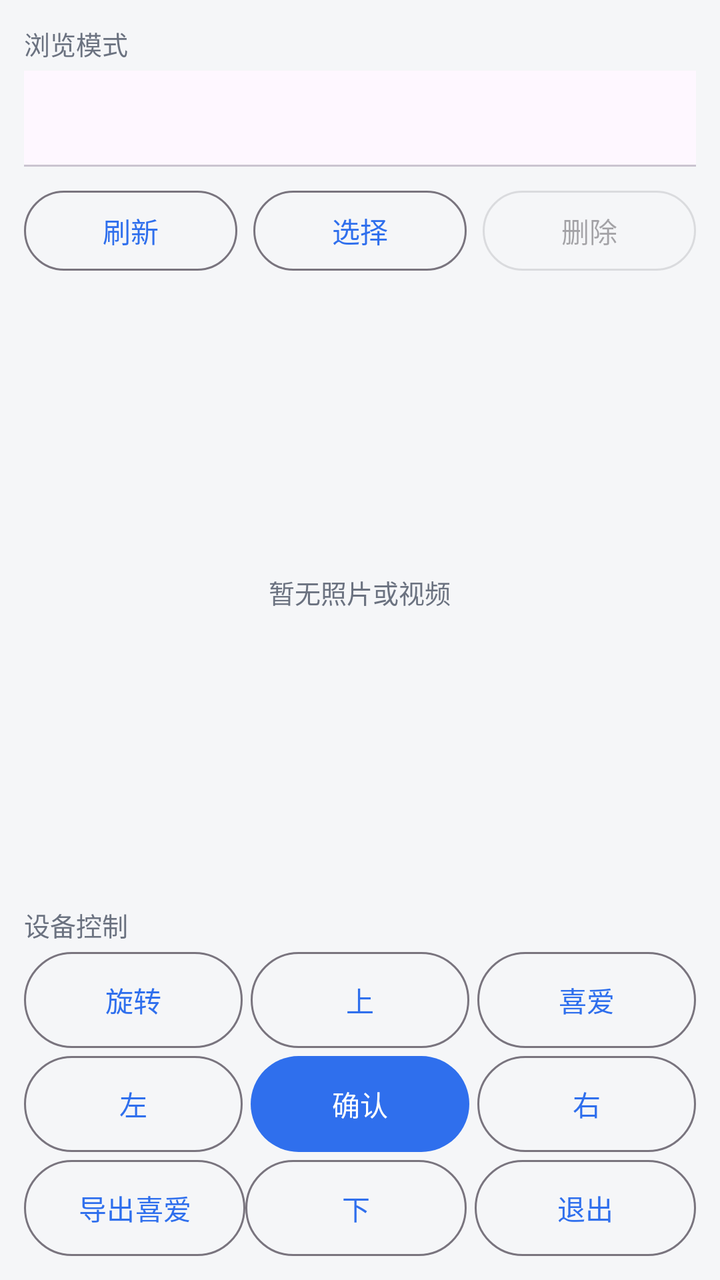
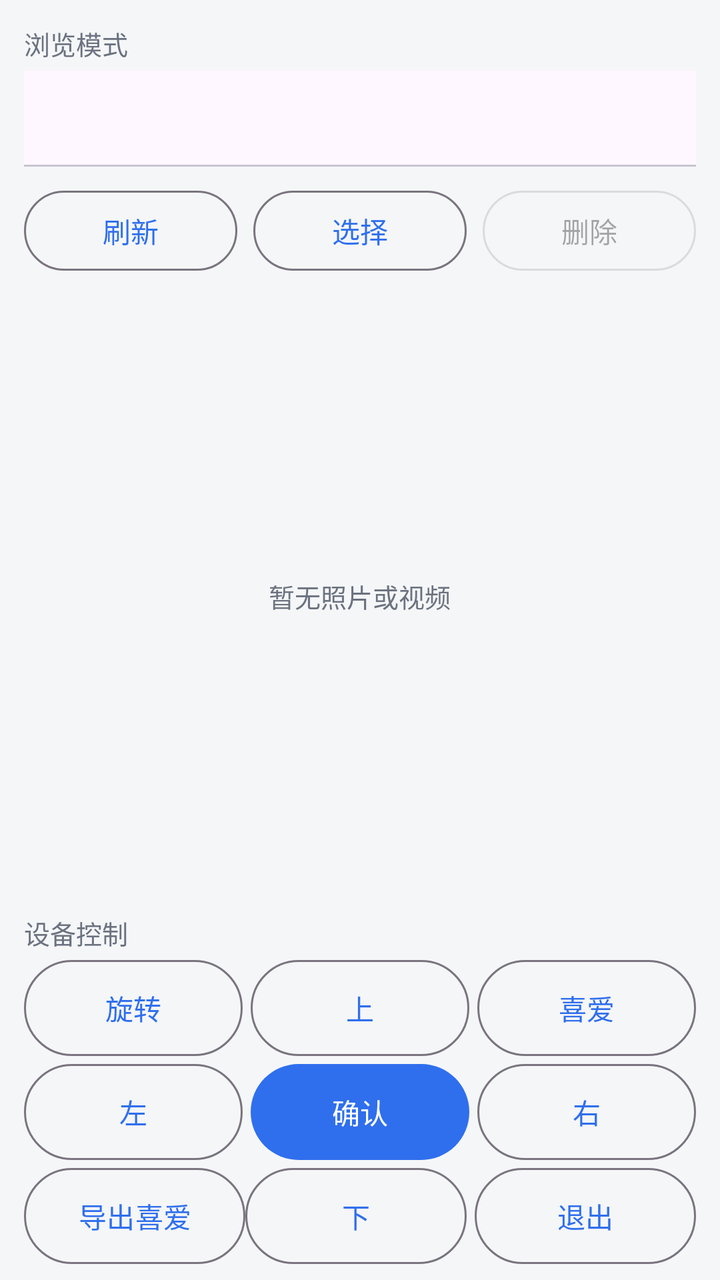

Compare the two renders of this Android layout. The source of the first and the diff that turns it into the second are given below.
<!-- AndroidManifest.xml: application theme Theme.LightShadowArtPhone -->
<!-- res/layout/view_space.xml -->
<?xml version="1.0" encoding="utf-8"?>
<LinearLayout xmlns:android="http://schemas.android.com/apk/res/android"
    xmlns:app="http://schemas.android.com/apk/res-auto"
    android:layout_width="match_parent"
    android:layout_height="match_parent"
    android:orientation="vertical"
    android:paddingStart="12dp"
    android:paddingTop="12dp"
    android:paddingEnd="12dp"
    android:paddingBottom="8dp">

    <TextView
        style="@style/Text.Hint"
        android:layout_width="wrap_content"
        android:layout_height="wrap_content"
        android:text="@string/space_browse_mode" />

    
    <com.google.android.material.tabs.TabLayout
        android:id="@+id/tabs_browse_mode"
        android:layout_width="match_parent"
        android:layout_height="wrap_content"
        android:layout_marginTop="4dp"
        app:tabGravity="fill"
        app:tabIndicatorFullWidth="false"
        app:tabMode="fixed" />

    <LinearLayout
        android:layout_width="match_parent"
        android:layout_height="wrap_content"
        android:layout_marginTop="8dp"
        android:orientation="horizontal">

        <com.google.android.material.button.MaterialButton
            android:id="@+id/btn_space_refresh"
            style="@style/Widget.Material3.Button.OutlinedButton"
            android:layout_width="0dp"
            android:layout_height="match_parent"
            android:minHeight="48dp"
            android:layout_weight="1"
            android:text="@string/space_refresh" />

        <com.google.android.material.button.MaterialButton
            android:id="@+id/btn_space_select"
            style="@style/Widget.Material3.Button.OutlinedButton"
            android:layout_width="0dp"
            android:layout_height="match_parent"
            android:minHeight="48dp"
            android:layout_marginStart="8dp"
            android:layout_weight="1"
            android:text="@string/space_select" />

        <com.google.android.material.button.MaterialButton
            android:id="@+id/btn_space_delete"
            style="@style/Widget.Material3.Button.OutlinedButton"
            android:layout_width="0dp"
            android:layout_height="match_parent"
            android:minHeight="48dp"
            android:layout_marginStart="8dp"
            android:layout_weight="1"
            android:enabled="false"
            android:text="@string/space_delete" />
    </LinearLayout>

    <FrameLayout
        android:layout_width="match_parent"
        android:layout_height="0dp"
        android:layout_marginTop="8dp"
        android:layout_weight="1">

        <androidx.recyclerview.widget.RecyclerView
            android:id="@+id/recycler_media"
            android:layout_width="match_parent"
            android:layout_height="match_parent"
            android:clipToPadding="false" />

        <TextView
            android:id="@+id/tv_media_empty"
            style="@style/Text.Hint"
            android:layout_width="wrap_content"
            android:layout_height="wrap_content"
            android:layout_gravity="center"
            android:text="@string/space_empty" />
    </FrameLayout>

    <TextView
        style="@style/Text.Hint"
        android:layout_width="wrap_content"
        android:layout_height="wrap_content"
        android:layout_marginTop="8dp"
        android:text="@string/space_control" />

    <LinearLayout
        android:layout_width="match_parent"
        android:layout_height="wrap_content"
        android:layout_marginTop="4dp"
        android:orientation="horizontal">

        
        <com.google.android.material.button.MaterialButton
            android:id="@+id/btn_ctrl_rotate"
            style="@style/Widget.Material3.Button.OutlinedButton"
            android:layout_width="0dp"
            android:layout_height="match_parent"
            android:minHeight="48dp"
            android:layout_weight="1"
            android:insetTop="0dp"
            android:insetBottom="0dp"
            android:minWidth="0dp"
            android:text="@string/space_control_rotate" />

        <com.google.android.material.button.MaterialButton
            android:id="@+id/btn_ctrl_up"
            style="@style/Widget.Material3.Button.OutlinedButton"
            android:layout_width="0dp"
            android:layout_height="match_parent"
            android:minHeight="48dp"
            android:layout_marginStart="4dp"
            android:layout_weight="1"
            android:insetTop="0dp"
            android:insetBottom="0dp"
            android:minWidth="0dp"
            android:text="@string/space_control_up" />

        
        <com.google.android.material.button.MaterialButton
            android:id="@+id/btn_ctrl_favourite"
            style="@style/Widget.Material3.Button.OutlinedButton"
            android:layout_width="0dp"
            android:layout_height="match_parent"
            android:minHeight="48dp"
            android:layout_marginStart="4dp"
            android:layout_weight="1"
            android:insetTop="0dp"
            android:insetBottom="0dp"
            android:minWidth="0dp"
            android:text="@string/space_favourite" />
    </LinearLayout>

    <LinearLayout
        android:layout_width="match_parent"
        android:layout_height="wrap_content"
        android:layout_marginTop="4dp"
        android:orientation="horizontal">

        <com.google.android.material.button.MaterialButton
            android:id="@+id/btn_ctrl_left"
            style="@style/Widget.Material3.Button.OutlinedButton"
            android:layout_width="0dp"
            android:layout_height="match_parent"
            android:minHeight="48dp"
            android:layout_weight="1"
            android:insetTop="0dp"
            android:insetBottom="0dp"
            android:minWidth="0dp"
            android:text="@string/space_control_left" />

        <com.google.android.material.button.MaterialButton
            android:id="@+id/btn_ctrl_confirm"
            android:layout_width="0dp"
            android:layout_height="match_parent"
            android:minHeight="48dp"
            android:layout_marginStart="4dp"
            android:layout_weight="1"
            android:insetTop="0dp"
            android:insetBottom="0dp"
            android:minWidth="0dp"
            android:text="@string/space_control_confirm" />

        <com.google.android.material.button.MaterialButton
            android:id="@+id/btn_ctrl_right"
            style="@style/Widget.Material3.Button.OutlinedButton"
            android:layout_width="0dp"
            android:layout_height="match_parent"
            android:minHeight="48dp"
            android:layout_marginStart="4dp"
            android:layout_weight="1"
            android:insetTop="0dp"
            android:insetBottom="0dp"
            android:minWidth="0dp"
            android:text="@string/space_control_right" />
    </LinearLayout>

    <LinearLayout
        android:layout_width="match_parent"
        android:layout_height="wrap_content"
        android:layout_marginTop="4dp"
        android:orientation="horizontal">

        
        <com.google.android.material.button.MaterialButton
            android:id="@+id/btn_space_export_fav"
            style="@style/Widget.Material3.Button.OutlinedButton"
            android:layout_width="0dp"
            android:layout_height="match_parent"
            android:minHeight="48dp"
            android:layout_weight="1"
            android:insetTop="0dp"
            android:insetBottom="0dp"
            android:minWidth="0dp"
            android:text="@string/space_export_fav" />

        <com.google.android.material.button.MaterialButton
            android:id="@+id/btn_ctrl_down"
            style="@style/Widget.Material3.Button.OutlinedButton"
            android:layout_width="0dp"
            android:layout_height="match_parent"
            android:minHeight="48dp"
            android:layout_weight="1"
            android:insetTop="0dp"
            android:insetBottom="0dp"
            android:minWidth="0dp"
            android:text="@string/space_control_down" />

        
        <com.google.android.material.button.MaterialButton
            android:id="@+id/btn_ctrl_exit"
            style="@style/Widget.Material3.Button.OutlinedButton"
            android:layout_width="0dp"
            android:layout_height="match_parent"
            android:minHeight="48dp"
            android:layout_marginStart="4dp"
            android:layout_weight="1"
            android:insetTop="0dp"
            android:insetBottom="0dp"
            android:minWidth="0dp"
            android:text="@string/space_control_exit" />
    </LinearLayout>

    
    <LinearLayout
        android:layout_width="match_parent"
        android:layout_height="wrap_content"
        android:layout_marginTop="4dp"
        android:orientation="horizontal">

        <com.google.android.material.button.MaterialButton
            android:id="@+id/btn_add_frame"
            style="@style/Widget.Material3.Button.OutlinedButton"
            android:layout_width="0dp"
            android:layout_height="match_parent"
            android:minHeight="48dp"
            android:layout_weight="1"
            android:insetTop="0dp"
            android:insetBottom="0dp"
            android:minWidth="0dp"
            android:text="@string/space_add_frame"
            android:visibility="gone" />

        <com.google.android.material.button.MaterialButton
            android:id="@+id/btn_frame_style"
            style="@style/Widget.Material3.Button.OutlinedButton"
            android:layout_width="0dp"
            android:layout_height="match_parent"
            android:minHeight="48dp"
            android:layout_marginStart="4dp"
            android:layout_weight="1"
            android:insetTop="0dp"
            android:insetBottom="0dp"
            android:minWidth="0dp"
            android:text="@string/space_frame_style"
            android:visibility="gone" />
    </LinearLayout>

</LinearLayout>
<!-- resources referenced by this layout -->
<resources>
  <string name="space_add_frame">添加边框</string>
  <string name="space_browse_mode">浏览模式</string>
  <string name="space_control">设备控制</string>
  <string name="space_control_confirm">确认</string>
  <string name="space_control_down">下</string>
  <string name="space_control_exit">退出</string>
  <string name="space_control_left">左</string>
  <string name="space_control_right">右</string>
  <string name="space_control_rotate">旋转</string>
  <string name="space_control_up">上</string>
  <string name="space_delete">删除</string>
  <string name="space_empty">暂无照片或视频</string>
  <string name="space_export_fav">导出喜爱</string>
  <string name="space_favourite">喜爱</string>
  <string name="space_frame_style">风格</string>
  <string name="space_refresh">刷新</string>
  <string name="space_select">选择</string>
  <style name="Text.Hint" parent="">
          <item name="android:textColor">@color/text_secondary</item>
          <item name="android:textSize">13sp</item>
      </style>
  <style name="Theme.LightShadowArtPhone" parent="Theme.Material3.Light.NoActionBar">
          <item name="colorPrimary">@color/primary</item>
          <item name="colorOnPrimary">#FFFFFF</item>
          <item name="android:colorBackground">@color/surface</item>
          <item name="android:statusBarColor">@color/card</item>
      </style>
  <color name="text_secondary">#6B7280</color>
  <color name="primary">#2F6FED</color>
  <color name="surface">#F5F6F8</color>
  <color name="card">#FFFFFF</color>
</resources>

<!-- the commit's change to res/layout/view_space.xml (unified diff, before → after) -->
@@ -228,38 +228,17 @@
     </LinearLayout>
 
     
-    <LinearLayout
-        android:layout_width="match_parent"
-        android:layout_height="wrap_content"
-        android:layout_marginTop="4dp"
-        android:orientation="horizontal">
-
-        <com.google.android.material.button.MaterialButton
-            android:id="@+id/btn_add_frame"
-            style="@style/Widget.Material3.Button.OutlinedButton"
-            android:layout_width="0dp"
-            android:layout_height="match_parent"
-            android:minHeight="48dp"
-            android:layout_weight="1"
-            android:insetTop="0dp"
-            android:insetBottom="0dp"
-            android:minWidth="0dp"
-            android:text="@string/space_add_frame"
-            android:visibility="gone" />
-
-        <com.google.android.material.button.MaterialButton
-            android:id="@+id/btn_frame_style"
-            style="@style/Widget.Material3.Button.OutlinedButton"
-            android:layout_width="0dp"
-            android:layout_height="match_parent"
-            android:minHeight="48dp"
-            android:layout_marginStart="4dp"
-            android:layout_weight="1"
-            android:insetTop="0dp"
-            android:insetBottom="0dp"
-            android:minWidth="0dp"
-            android:text="@string/space_frame_style"
-            android:visibility="gone" />
-    </LinearLayout>
+    <com.google.android.material.button.MaterialButton
+        android:id="@+id/btn_add_frame"
+        style="@style/Widget.Material3.Button.OutlinedButton"
+        android:layout_width="match_parent"
+        android:layout_height="wrap_content"
+        android:layout_marginTop="4dp"
+        android:insetTop="0dp"
+        android:insetBottom="0dp"
+        android:minHeight="48dp"
+        android:minWidth="0dp"
+        android:text="@string/space_add_frame"
+        android:visibility="gone" />
 
 </LinearLayout>
<!-- resource entries referenced after the edit -->
@@ -14,7 +14,6 @@
   <string name="space_empty">暂无照片或视频</string>
   <string name="space_export_fav">导出喜爱</string>
   <string name="space_favourite">喜爱</string>
-  <string name="space_frame_style">风格</string>
   <string name="space_refresh">刷新</string>
   <string name="space_select">选择</string>
   <style name="Text.Hint" parent="">
